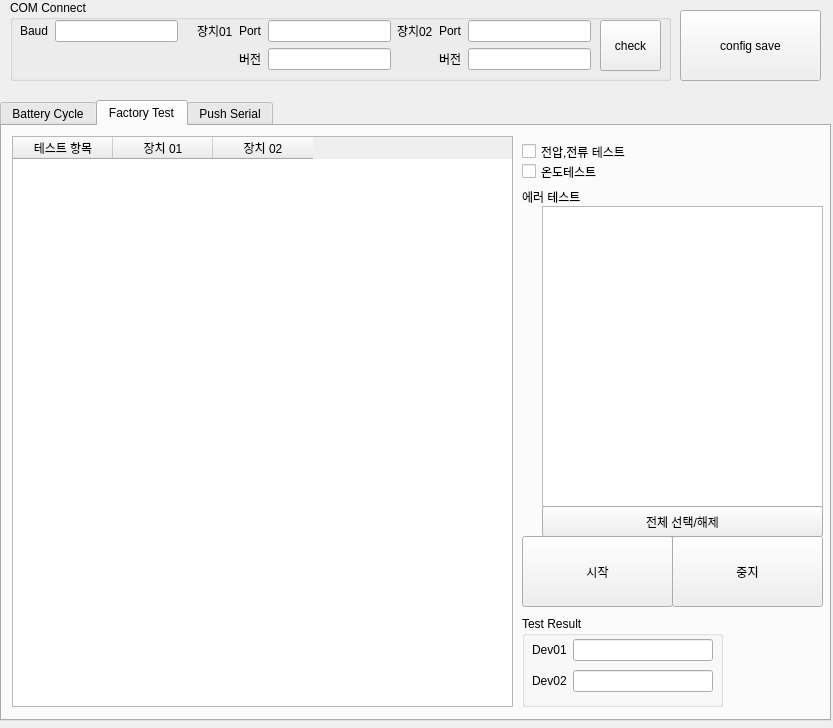
Qt form src/BCT_UI.ui (ComMslee/BCT) before a commit.
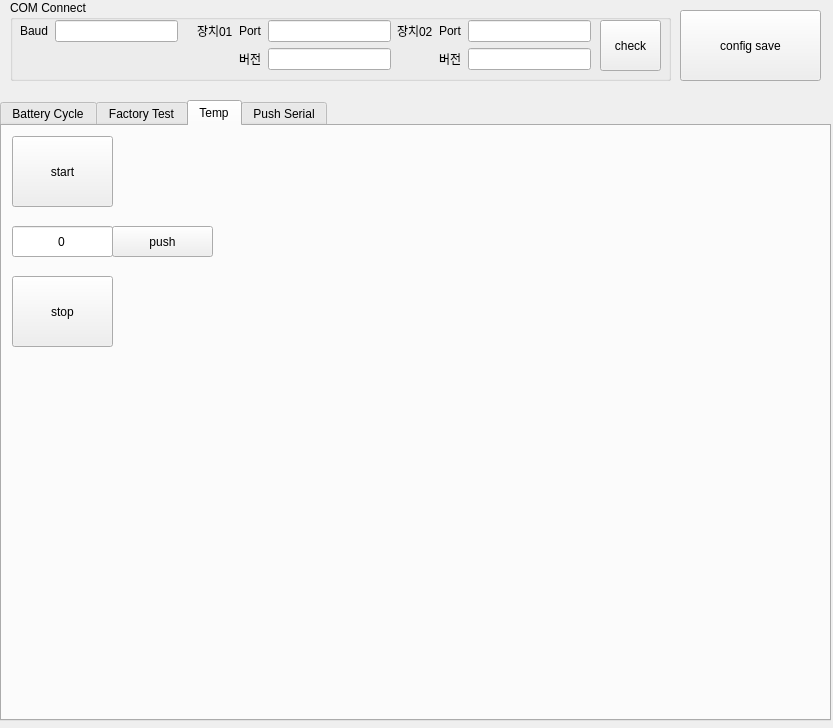
The same form after that commit.

Diff of the .ui file:
```diff
--- a/src/BCT_UI.ui
+++ b/src/BCT_UI.ui
@@ -23,7 +23,7 @@
     </rect>
    </property>
    <property name="currentIndex">
-    <number>1</number>
+    <number>2</number>
    </property>
    <property name="tabBarAutoHide">
     <bool>false</bool>
@@ -980,6 +980,90 @@
      </property>
     </widget>
    </widget>
+   <widget class="QWidget" name="tabTemp">
+    <attribute name="title">
+     <string>Temp</string>
+    </attribute>
+    <widget class="QPushButton" name="factory_temp_stop">
+     <property name="geometry">
+      <rect>
+       <x>10</x>
+       <y>150</y>
+       <width>101</width>
+       <height>71</height>
+      </rect>
+     </property>
+     <property name="sizePolicy">
+      <sizepolicy hsizetype="Preferred" vsizetype="Preferred">
+       <horstretch>0</horstretch>
+       <verstretch>0</verstretch>
+      </sizepolicy>
+     </property>
+     <property name="text">
+      <string>stop</string>
+     </property>
+    </widget>
+    <widget class="QPushButton" name="factory_temp_start">
+     <property name="geometry">
+      <rect>
+       <x>10</x>
+       <y>10</y>
+       <width>101</width>
+       <height>71</height>
+      </rect>
+     </property>
+     <property name="sizePolicy">
+      <sizepolicy hsizetype="Preferred" vsizetype="Preferred">
+       <horstretch>0</horstretch>
+       <verstretch>0</verstretch>
+      </sizepolicy>
+     </property>
+     <property name="text">
+      <string>start</string>
+     </property>
+    </widget>
+    <widget class="QPushButton" name="factory_temp_push">
+     <property name="geometry">
+      <rect>
+       <x>110</x>
+       <y>100</y>
+       <width>101</width>
+       <height>31</height>
+      </rect>
+     </property>
+     <property name="sizePolicy">
+      <sizepolicy hsizetype="Preferred" vsizetype="Preferred">
+       <horstretch>0</horstretch>
+       <verstretch>0</verstretch>
+      </sizepolicy>
+     </property>
+     <property name="text">
+      <string>push</string>
+     </property>
+    </widget>
+    <widget class="QLineEdit" name="factory_temp_value">
+     <property name="geometry">
+      <rect>
+       <x>10</x>
+       <y>100</y>
+       <width>101</width>
+       <height>31</height>
+      </rect>
+     </property>
+     <property name="sizePolicy">
+      <sizepolicy hsizetype="Preferred" vsizetype="Expanding">
+       <horstretch>0</horstretch>
+       <verstretch>0</verstretch>
+      </sizepolicy>
+     </property>
+     <property name="text">
+      <string>0</string>
+     </property>
+     <property name="alignment">
+      <set>Qt::AlignCenter</set>
+     </property>
+    </widget>
+   </widget>
    <widget class="QWidget" name="tbSerial">
     <attribute name="title">
      <string>Push Serial</string>
```
